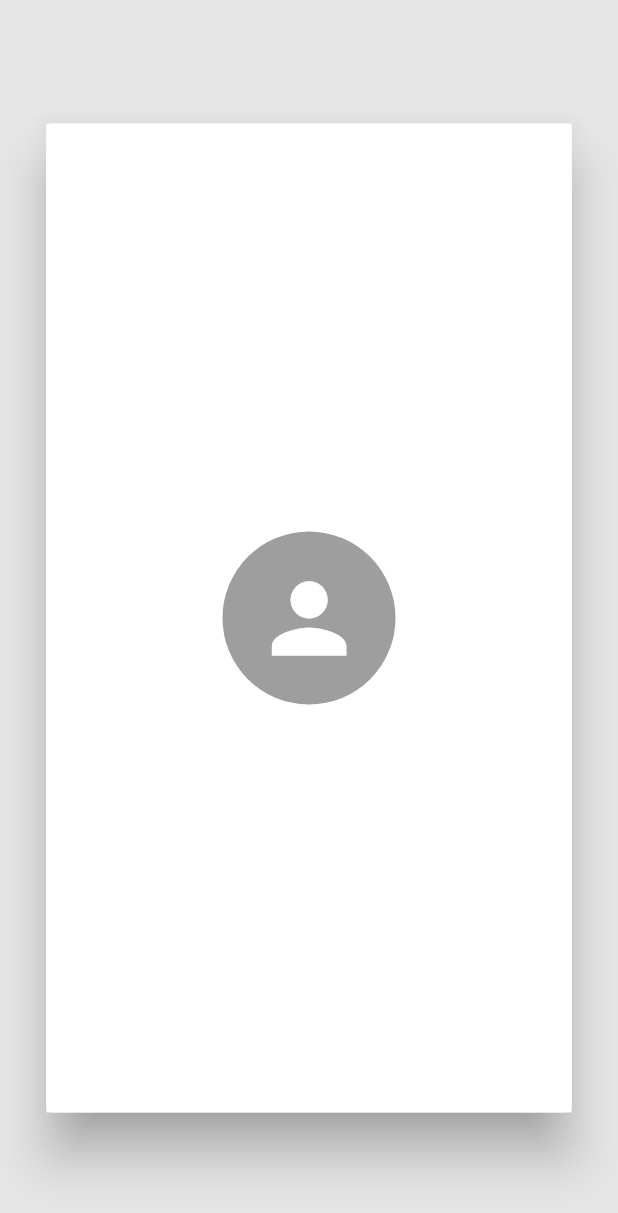
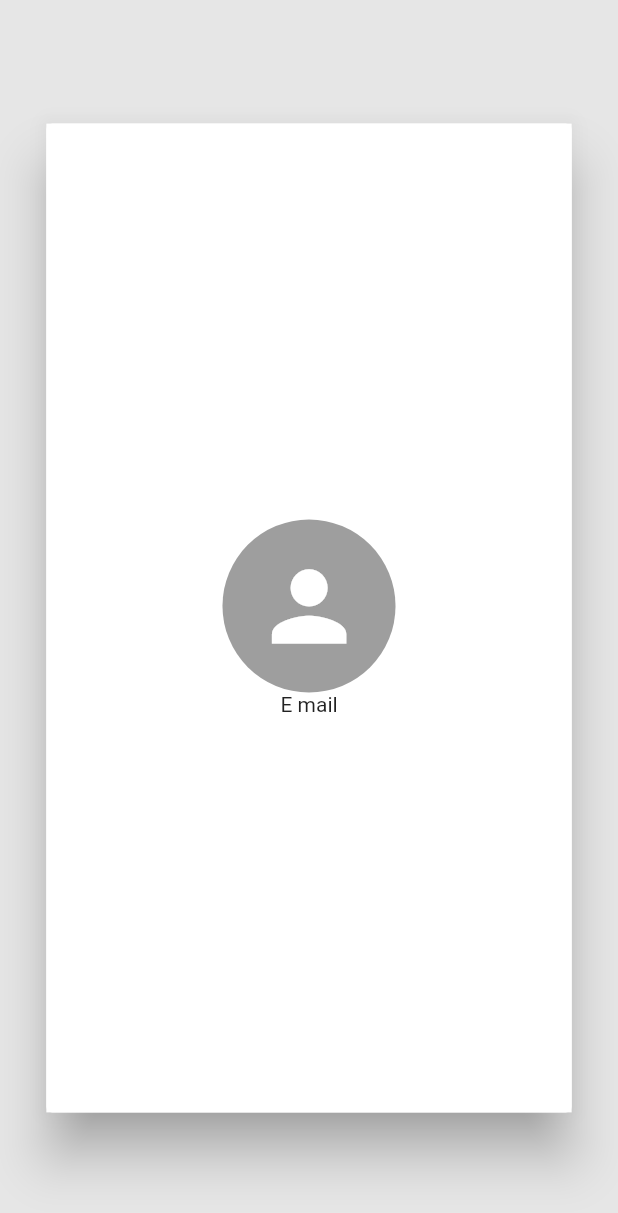
Before and after one commit to Pallavikemburu/LearnX-App, a Flutter app: the screen it shows after launch, on a phone screen of 412 x 824 dp. Shown: the top 1213 px of the screen. Run offline on Flutter 3.47's test engine with Material 2 defaults, Android fonts, the phone set to English and light mode, and no system bars; our stand-ins replace carousel_slider, flutter_svg.

Commit message:
first 1.2

```diff
--- a/lib/LoginPage.dart
+++ b/lib/LoginPage.dart
@@ -30,6 +30,7 @@ class _LoginState extends State<Login>{
                   backgroundColor: Colors.grey,
                   child: Icon(Icons.person,size: hi*0.09,color: Colors.white,),
                 ),
+                Text('E mail'),
               ],
             ),
           ),
```
